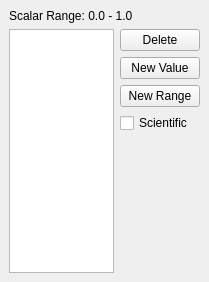
wildmichael/ParaView3-enhancements-old, file Qt/Components/Resources/UI/pqSampleScalarWidget.ui: the form before one commit.
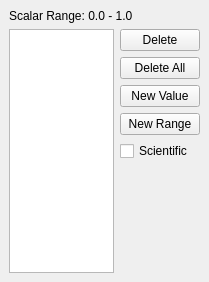
The form after the commit.

Commit message: ENH: Added "delete all button" to contour panel. Added first pass of recent filter menu.

```diff
--- a/Qt/Components/Resources/UI/pqSampleScalarWidget.ui
+++ b/Qt/Components/Resources/UI/pqSampleScalarWidget.ui
@@ -15,106 +15,99 @@
   <property name="windowTitle" >
    <string>Form</string>
   </property>
-  <layout class="QVBoxLayout" >
+  <layout class="QGridLayout" >
    <property name="margin" >
     <number>9</number>
    </property>
    <property name="spacing" >
     <number>6</number>
    </property>
-   <item>
+   <item row="6" column="1" >
+    <spacer>
+     <property name="orientation" >
+      <enum>Qt::Vertical</enum>
+     </property>
+     <property name="sizeHint" >
+      <size>
+       <width>75</width>
+       <height>111</height>
+      </size>
+     </property>
+    </spacer>
+   </item>
+   <item row="5" column="1" >
+    <widget class="QCheckBox" name="ScientificNotation" >
+     <property name="text" >
+      <string>Scientific</string>
+     </property>
+    </widget>
+   </item>
+   <item row="4" column="1" >
+    <widget class="QPushButton" name="NewRange" >
+     <property name="toolTip" >
+      <string>Add a single value to the current set</string>
+     </property>
+     <property name="statusTip" >
+      <string>Add a single value to the current set.</string>
+     </property>
+     <property name="text" >
+      <string>New Range</string>
+     </property>
+    </widget>
+   </item>
+   <item row="3" column="1" >
+    <widget class="QPushButton" name="NewValue" >
+     <property name="toolTip" >
+      <string>Add a single value to the current set</string>
+     </property>
+     <property name="statusTip" >
+      <string>Add a single value to the current set.</string>
+     </property>
+     <property name="text" >
+      <string>New Value</string>
+     </property>
+    </widget>
+   </item>
+   <item row="2" column="1" >
+    <widget class="QPushButton" name="DeleteAll" >
+     <property name="enabled" >
+      <bool>true</bool>
+     </property>
+     <property name="toolTip" >
+      <string>Delete selected values from the current set</string>
+     </property>
+     <property name="text" >
+      <string>Delete All</string>
+     </property>
+    </widget>
+   </item>
+   <item row="1" column="1" >
+    <widget class="QPushButton" name="Delete" >
+     <property name="enabled" >
+      <bool>true</bool>
+     </property>
+     <property name="toolTip" >
+      <string>Delete selected values from the current set</string>
+     </property>
+     <property name="text" >
+      <string>Delete</string>
+     </property>
+    </widget>
+   </item>
+   <item rowspan="6" row="1" column="0" >
+    <widget class="QListView" name="Values" >
+     <property name="editTriggers" >
+      <set>QAbstractItemView::DoubleClicked|QAbstractItemView::EditKeyPressed|QAbstractItemView::NoEditTriggers|QAbstractItemView::SelectedClicked</set>
+     </property>
+    </widget>
+   </item>
+   <item row="0" column="0" colspan="2" >
     <widget class="QLabel" name="ScalarRange" >
      <property name="text" >
       <string>Scalar Range: 0.0 - 1.0</string>
      </property>
     </widget>
    </item>
-   <item>
-    <layout class="QHBoxLayout" >
-     <property name="margin" >
-      <number>0</number>
-     </property>
-     <property name="spacing" >
-      <number>6</number>
-     </property>
-     <item>
-      <widget class="QListView" name="Values" >
-       <property name="editTriggers" >
-        <set>QAbstractItemView::DoubleClicked|QAbstractItemView::EditKeyPressed|QAbstractItemView::NoEditTriggers|QAbstractItemView::SelectedClicked</set>
-       </property>
-      </widget>
-     </item>
-     <item>
-      <layout class="QVBoxLayout" >
-       <property name="margin" >
-        <number>0</number>
-       </property>
-       <property name="spacing" >
-        <number>6</number>
-       </property>
-       <item>
-        <widget class="QPushButton" name="Delete" >
-         <property name="enabled" >
-          <bool>true</bool>
-         </property>
-         <property name="toolTip" >
-          <string>Delete selected values from the current set</string>
-         </property>
-         <property name="text" >
-          <string>Delete</string>
-         </property>
-        </widget>
-       </item>
-       <item>
-        <widget class="QPushButton" name="NewValue" >
-         <property name="toolTip" >
-          <string>Add a single value to the current set</string>
-         </property>
-         <property name="statusTip" >
-          <string>Add a single value to the current set.</string>
-         </property>
-         <property name="text" >
-          <string>New Value</string>
-         </property>
-        </widget>
-       </item>
-       <item>
-        <widget class="QPushButton" name="NewRange" >
-         <property name="toolTip" >
-          <string>Add a single value to the current set</string>
-         </property>
-         <property name="statusTip" >
-          <string>Add a single value to the current set.</string>
-         </property>
-         <property name="text" >
-          <string>New Range</string>
-         </property>
-        </widget>
-       </item>
-       <item>
-        <widget class="QCheckBox" name="ScientificNotation" >
-         <property name="text" >
-          <string>Scientific</string>
-         </property>
-        </widget>
-       </item>
-       <item>
-        <spacer>
-         <property name="orientation" >
-          <enum>Qt::Vertical</enum>
-         </property>
-         <property name="sizeHint" >
-          <size>
-           <width>20</width>
-           <height>40</height>
-          </size>
-         </property>
-        </spacer>
-       </item>
-      </layout>
-     </item>
-    </layout>
-   </item>
   </layout>
  </widget>
  <pixmapfunction></pixmapfunction>
```
The commit also changes 5 other files.
